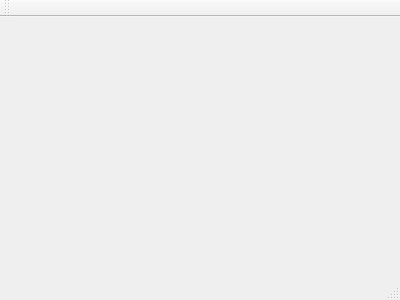
The window that wordmaker/ui/mainwindow.ui (tbigad/QTtrainingspace) describes before a commit, drawn with Qt 5.
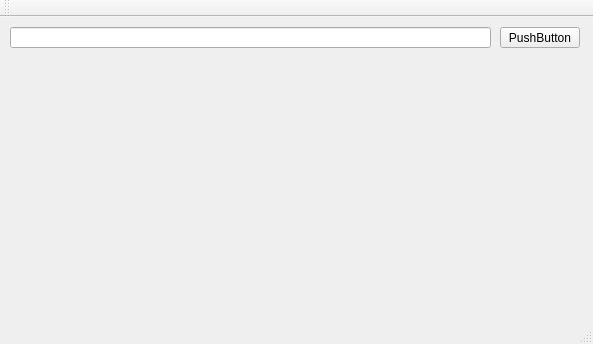
The same window after the commit.

```diff
--- a/wordmaker/ui/mainwindow.ui
+++ b/wordmaker/ui/mainwindow.ui
@@ -1,24 +1,63 @@
 <ui version="4.0">
  <class>MainWindow</class>
- <widget class="QMainWindow" name="MainWindow" >
-  <property name="geometry" >
+ <widget class="QMainWindow" name="MainWindow">
+  <property name="geometry">
    <rect>
     <x>0</x>
     <y>0</y>
-    <width>400</width>
-    <height>300</height>
+    <width>593</width>
+    <height>344</height>
    </rect>
   </property>
   <property name="windowTitle" >
    <string>MainWindow</string>
   </property>
-  <widget class="QMenuBar" name="menuBar" />
-  <widget class="QToolBar" name="mainToolBar" />
-  <widget class="QWidget" name="centralWidget" />
-  <widget class="QStatusBar" name="statusBar" />
+  <widget class="QWidget" name="centralWidget">
+   <widget class="QLineEdit" name="lineEdit">
+    <property name="geometry">
+     <rect>
+      <x>10</x>
+      <y>10</y>
+      <width>481</width>
+      <height>21</height>
+     </rect>
+    </property>
+   </widget>
+   <widget class="QPushButton" name="btnFind">
+    <property name="geometry">
+     <rect>
+      <x>500</x>
+      <y>10</y>
+      <width>80</width>
+      <height>21</height>
+     </rect>
+    </property>
+    <property name="text">
+     <string>PushButton</string>
+    </property>
+   </widget>
+  </widget>
+  <widget class="QMenuBar" name="menuBar">
+   <property name="geometry">
+    <rect>
+     <x>0</x>
+     <y>0</y>
+     <width>593</width>
+     <height>20</height>
+    </rect>
+   </property>
+  </widget>
+  <widget class="QToolBar" name="mainToolBar">
+   <attribute name="toolBarArea">
+    <enum>TopToolBarArea</enum>
+   </attribute>
+   <attribute name="toolBarBreak">
+    <bool>false</bool>
+   </attribute>
+  </widget>
+  <widget class="QStatusBar" name="statusBar"/>
  </widget>
- <layoutDefault spacing="6" margin="11" />
- <pixmapfunction></pixmapfunction>
+ <layoutdefault spacing="6" margin="11"/>
  <resources/>
  <connections/>
 </ui>
```
Left out of the diff: 3 changed lines with no effect on the pictures.
